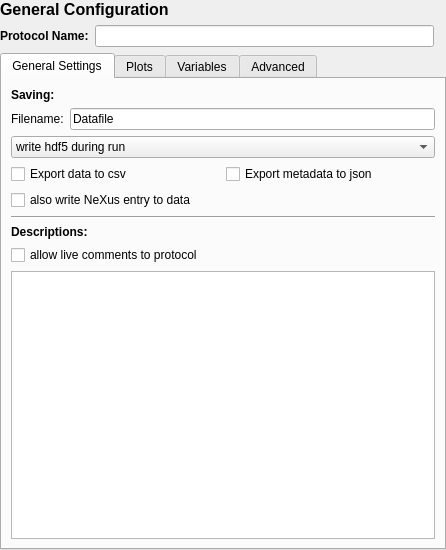
First picture: the form in nomad_camels/gui/general_protocol_settings.ui, repository FAU-LAP/NOMAD-CAMELS, before the edit.
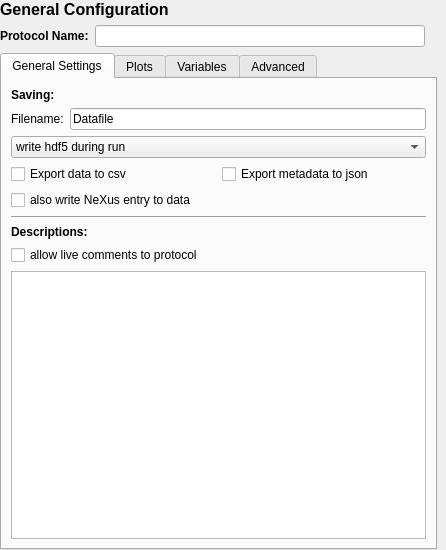
Second picture: the form after the edit. Custom widgets are drawn as their Qt base class.

```diff
--- a/nomad_camels/gui/general_protocol_settings.ui
+++ b/nomad_camels/gui/general_protocol_settings.ui
@@ -21,7 +21,7 @@
     <number>0</number>
    </property>
    <property name="rightMargin">
-    <number>0</number>
+    <number>9</number>
    </property>
    <property name="bottomMargin">
     <number>0</number>
```
